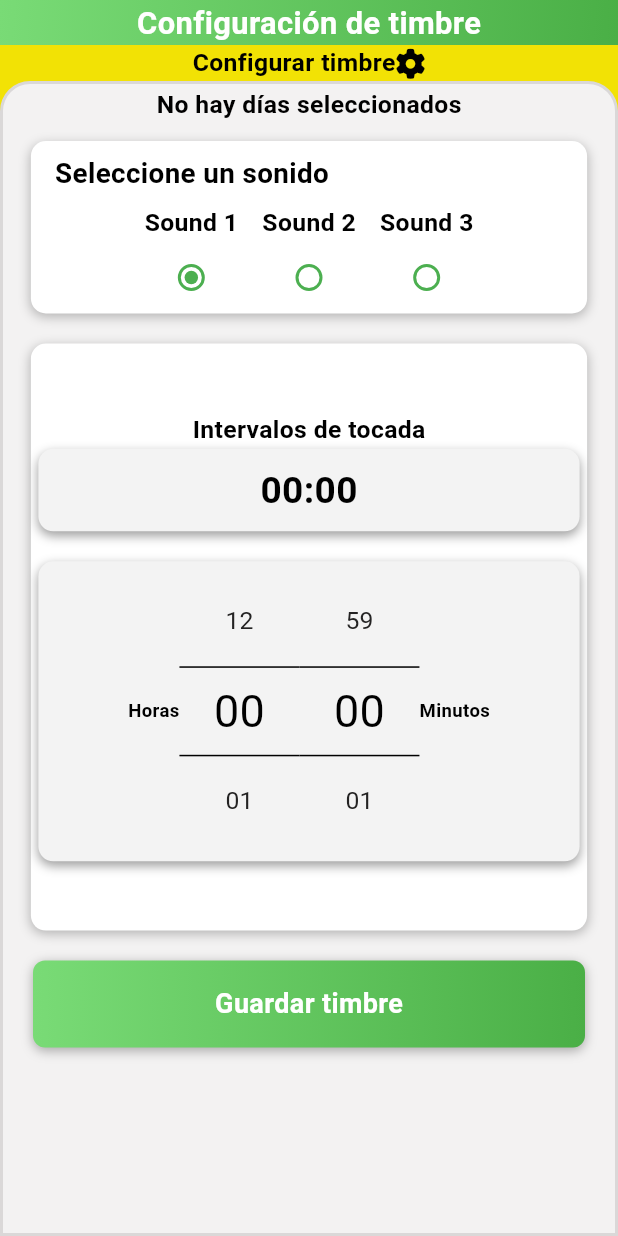
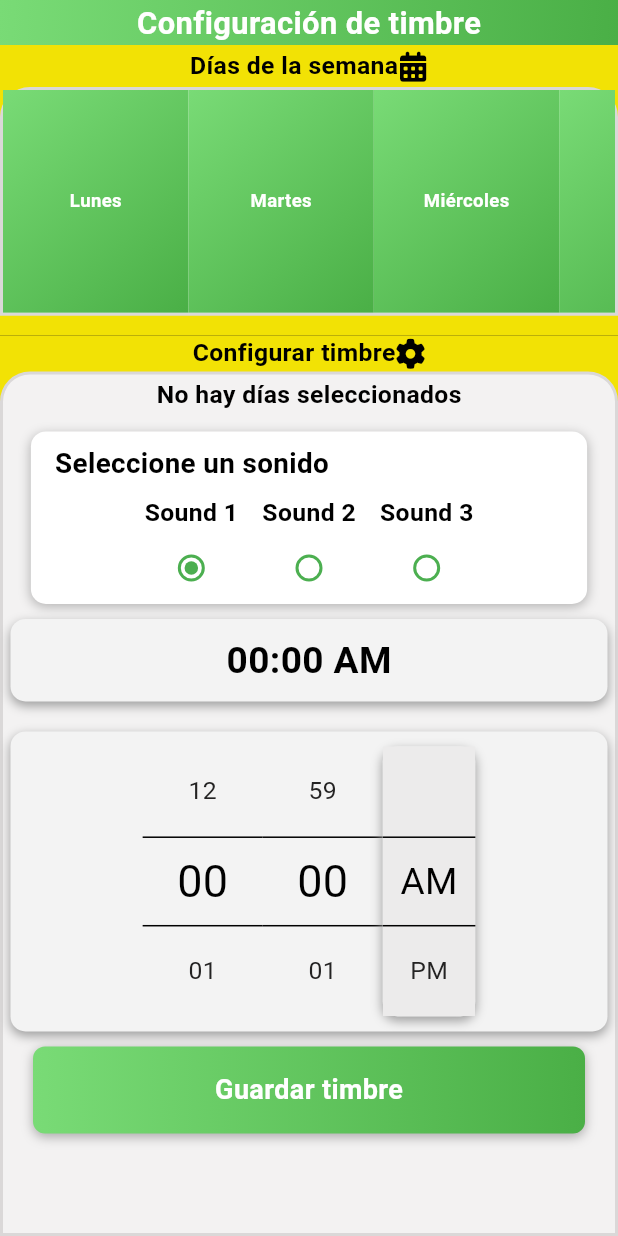
Before and after one commit to victorardila/alarmduino-upc, a Flutter app: the AlarmSettings widget shown alone on an empty page, opened directly, on a phone screen of 412 x 824 dp. Run offline on Flutter 3.47's test engine with Material 3 defaults, Android fonts, the light colour scheme and no system bars; drawn by our look-alikes of numberpicker; our stand-ins replace animate_do, animated_text_kit, awesome_snackbar_content, curved_navigation_bar, flutter_bluetooth_serial, flutter_svg and 5 more; missing offline and left inert: infinite_listview; accounts and stored records are empty; Roboto replaces fonts that are missing (Italianno-Regular, Roboto-Regular).

Commit message:
Cambios visuales

```diff
--- a/lib/ui/views/alarm_settings.dart
+++ b/lib/ui/views/alarm_settings.dart
@@ -2,6 +2,7 @@ import 'dart:convert';
 
 import 'package:alarmduino_upc/domain/controllers/controller_alarm.dart';
 import 'package:alarmduino_upc/ui/components/gradient_button.dart';
+import 'package:alarmduino_upc/ui/components/hour_selection.dart';
 import 'package:alarmduino_upc/ui/components/intervals_time.dart';
 import 'package:alarmduino_upc/ui/components/item_day.dart';
 import 'package:alarmduino_upc/ui/components/type_sound.dart';
@@ -25,9 +26,11 @@ class _AlarmSettingsState extends State<AlarmSettings> {
   TextEditingController _volumeController = TextEditingController();
   TextEditingController _soundController = TextEditingController();
   TextEditingController _intervalsController = TextEditingController();
+  TextEditingController _horaController = TextEditingController();
   List<Map<String, dynamic>> _alarms = [];
   List<int> selectedDays = [];
   List<Map<String, dynamic>> configuredDays = [];
+  String time = '00:00 AM';
   List<String> days = [
     'Lunes',
     'Martes',
@@ -124,6 +127,13 @@ class _AlarmSettingsState extends State<AlarmSettings> {
     });
   }
 
+  void getHour(String hour) {
+    this.time = hour;
+    setState(() {
+      _horaController.text = hour;
+    });
+  }
+
   @override
   void initState() {
     super.initState();
@@ -168,79 +178,79 @@ class _AlarmSettingsState extends State<AlarmSettings> {
               ],
             ),
           ),
-          // SizedBox(
-          //   height: MediaQuery.of(context).size.height * 0.235,
-          //   width: MediaQuery.of(context).size.width,
-          //   child: Container(
-          //     color: Color.fromARGB(255, 242, 226, 5),
-          //     child: Column(
-          //       children: [
-          //         Container(
-          //             margin: EdgeInsets.symmetric(vertical: 2),
-          //             child: Row(
-          //               mainAxisAlignment: MainAxisAlignment.center,
-          //               mainAxisSize: MainAxisSize.max,
-          //               children: [
-          //                 Text(
-          //                   "Días de la semana",
-          //                   style: TextStyle(
-          //                     color: Color.fromARGB(255, 0, 0, 0),
-          //                     fontSize:
-          //                         MediaQuery.of(context).size.width * 0.04,
-          //                     fontFamily: 'Italianno-Regular',
-          //                     fontWeight: FontWeight.bold,
-          //                   ),
-          //                 ),
-          //                 Icon(
-          //                   FontAwesomeIcons.solidCalendarDays,
-          //                   color: Color.fromARGB(255, 0, 0, 0),
-          //                   size: 20,
-          //                 )
-          //               ],
-          //             )),
-          //         Container(
-          //           height: MediaQuery.of(context).size.height * 0.185,
-          //           decoration: BoxDecoration(
-          //             border: Border.all(
-          //               color: Color.fromRGBO(218, 216, 216, 1),
-          //               width: 2,
-          //             ),
-          //             color: Color.fromRGBO(243, 242, 242, 1),
-          //             borderRadius: BorderRadius.only(
-          //               topLeft: Radius.circular(20),
-          //               topRight: Radius.circular(20),
-          //             ),
-          //           ),
-          //           // Crear lista de scroll horizontal
-          //           child: ListView.builder(
-          //             scrollDirection: Axis.horizontal,
-          //             itemCount: 7,
-          //             itemBuilder: (context, index) {
-          //               return ItemDay(
-          //                 dia: index,
-          //                 alto: MediaQuery.of(context).size.height * 0.123,
-          //                 ancho: MediaQuery.of(context).size.width * 0.3,
-          //                 daySelected: selectedDays.contains(index),
-          //                 onDaySelected:
-          //                     handleDaySelection, // Paso de la función de selección
-          //               );
-          //             },
-          //           ),
-          //           // child: GridView.count(
-          //           //   crossAxisCount: 3,
-          //           //   children: List.generate(7, (index) {
-          //           //     return ItemDay(
-          //           //       dia: index,
-          //           //       alto: MediaQuery.of(context).size.height * 0.123,
-          //           //       ancho: MediaQuery.of(context).size.width * 0.3,
-          //           //     );
-          //           //   }),
-          //           // ),
-          //         ),
-          //       ],
-          //     ),
-          //   ),
-          // ),
+          SizedBox(
+            height: MediaQuery.of(context).size.height * 0.235,
+            width: MediaQuery.of(context).size.width,
+            child: Container(
+              color: Color.fromARGB(255, 242, 226, 5),
+              child: Column(
+                children: [
+                  Container(
+                      margin: EdgeInsets.symmetric(vertical: 2),
+                      child: Row(
+                        mainAxisAlignment: MainAxisAlignment.center,
+                        mainAxisSize: MainAxisSize.max,
+                        children: [
+                          Text(
+                            "Días de la semana",
+                            style: TextStyle(
+                              color: Color.fromARGB(255, 0, 0, 0),
+                              fontSize:
+                                  MediaQuery.of(context).size.width * 0.04,
+                              fontFamily: 'Italianno-Regular',
+                              fontWeight: FontWeight.bold,
+                            ),
+                          ),
+                          Icon(
+                            FontAwesomeIcons.solidCalendarDays,
+                            color: Color.fromARGB(255, 0, 0, 0),
+                            size: 20,
+                          )
+                        ],
+                      )),
+                  Container(
+                    height: MediaQuery.of(context).size.height * 0.185,
+                    decoration: BoxDecoration(
+                      border: Border.all(
+                        color: Color.fromRGBO(218, 216, 216, 1),
+                        width: 2,
+                      ),
+                      color: Color.fromRGBO(243, 242, 242, 1),
+                      borderRadius: BorderRadius.only(
+                        topLeft: Radius.circular(20),
+                        topRight: Radius.circular(20),
+                      ),
+                    ),
+                    // Crear lista de scroll horizontal
+                    child: ListView.builder(
+                      scrollDirection: Axis.horizontal,
+                      itemCount: 7,
+                      itemBuilder: (context, index) {
+                        return ItemDay(
+                          dia: index,
+                          alto: MediaQuery.of(context).size.height * 0.123,
+                          ancho: MediaQuery.of(context).size.width * 0.3,
+                          daySelected: selectedDays.contains(index),
+                          onDaySelected:
+                              handleDaySelection, // Paso de la función de selección
+                        );
+                      },
+                    ),
+                    // child: GridView.count(
+                    //   crossAxisCount: 3,
+                    //   children: List.generate(7, (index) {
+                    //     return ItemDay(
+                    //       dia: index,
+                    //       alto: MediaQuery.of(context).size.height * 0.123,
+                    //       ancho: MediaQuery.of(context).size.width * 0.3,
+                    //     );
+                    //   }),
+                    // ),
+                  ),
+                ],
+              ),
+            ),
+          ),
           Expanded(
             child: Container(
               color: Color.fromARGB(255, 242, 226, 5),
@@ -378,20 +388,25 @@ class _AlarmSettingsState extends State<AlarmSettings> {
                                         initialValue:
                                             double.parse(_soundController.text),
                                       ),
-                                      IntervalsTime(
-                                        colorBar:
-                                            Color.fromARGB(255, 74, 175, 70),
-                                        titleVisible: true,
-                                        units: true,
-                                        margin: true,
-                                        width:
-                                            MediaQuery.of(context).size.width *
-                                                0.9,
-                                        height:
-                                            MediaQuery.of(context).size.height *
-                                                0.475,
-                                        initialValue: _intervalsController.text,
-                                      ),
+                                      HourSelection(
+                                          timeInitial: time,
+                                          units: false,
+                                          onHourSelected: getHour,
+                                          customFormat: true),
+                                      // IntervalsTime(
+                                      //   colorBar:
+                                      //       Color.fromARGB(255, 74, 175, 70),
+                                      //   titleVisible: true,
+                                      //   units: true,
+                                      //   margin: true,
+                                      //   width:
+                                      //       MediaQuery.of(context).size.width *
+                                      //           0.9,
+                                      //   height:
+                                      //       MediaQuery.of(context).size.height *
+                                      //           0.475,
+                                      //   initialValue: _intervalsController.text,
+                                      // ),
                                       Container(
                                         margin: EdgeInsets.only(
                                             top: 10, bottom: 10),
```
